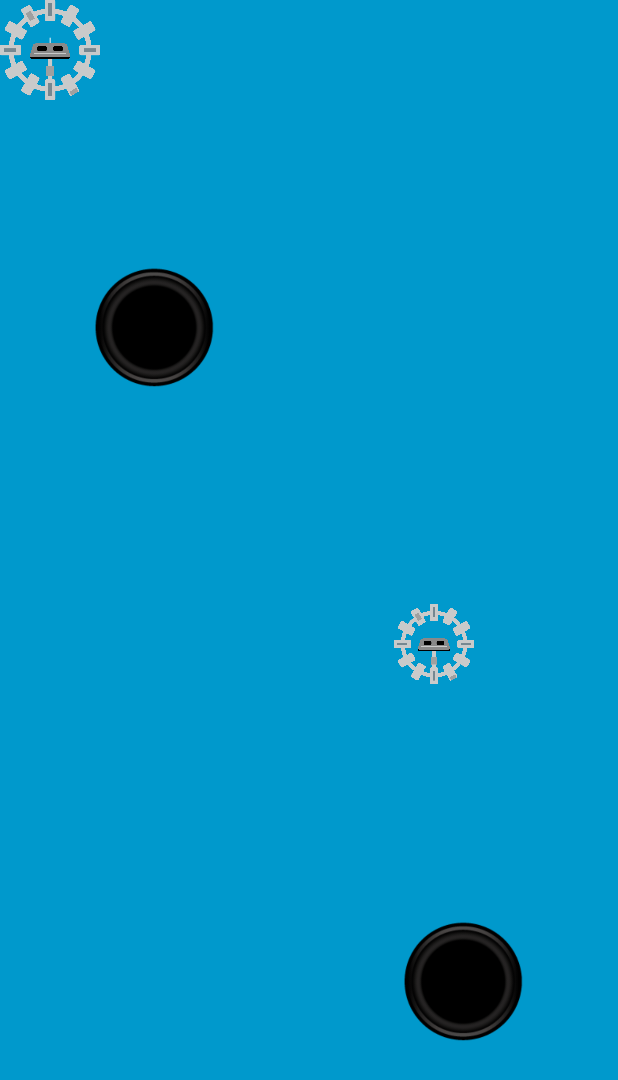
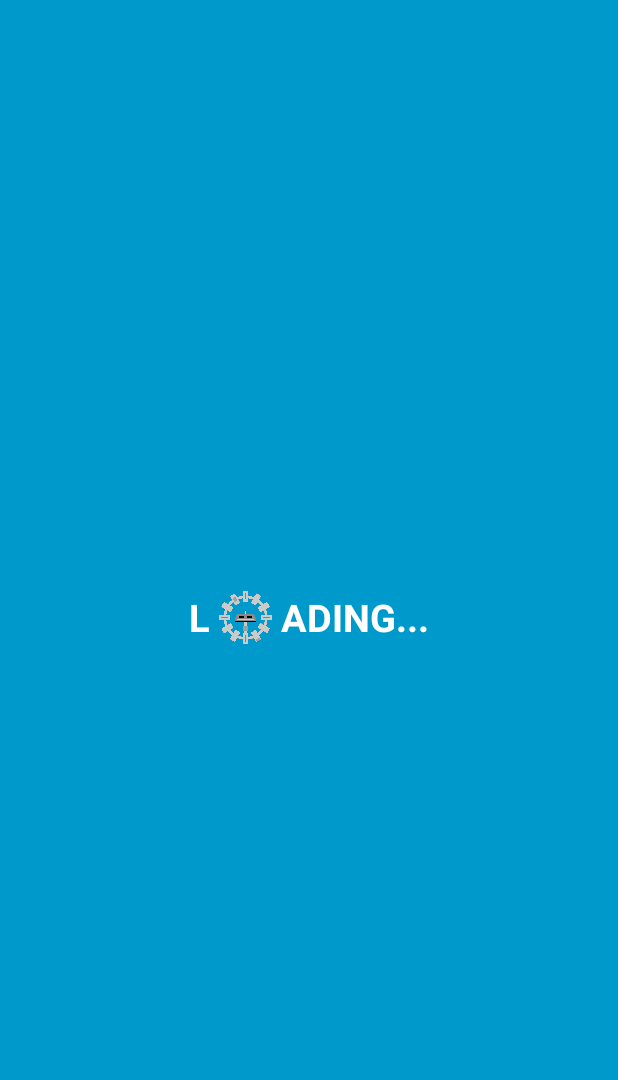
Before and after one commit to anthonyliu173/Interstellar_X, an Android app: the Level_1 screen opened directly, with no data from a screen before it, on a phone screen of 412 x 824 dp. Shown: the top 1080 px of the screen. Run offline under Robolectric (Android 15) with nearby library versions, the phone set to English and light mode, and no system bars.

Commit message:
add post loading for smoothness and loading animation

```diff
--- a/app/src/main/java/com/anthony/interstellar_x/GamingActivity.java
+++ b/app/src/main/java/com/anthony/interstellar_x/GamingActivity.java
@@ -1,6 +1,5 @@
 package com.anthony.interstellar_x;
 
-import android.annotation.SuppressLint;
 import android.content.Context;
 import android.hardware.Sensor;
 import android.hardware.SensorEvent;
@@ -8,10 +7,12 @@ import android.hardware.SensorEventListener;
 import android.hardware.SensorManager;
 import android.os.Bundle;
 import android.os.Handler;
-import android.support.v7.app.ActionBar;
 import android.support.v7.app.AppCompatActivity;
 import android.view.View;
+import android.view.animation.AnimationUtils;
 import android.widget.FrameLayout;
+import android.widget.ImageView;
+import android.widget.RelativeLayout;
 
 import com.anthony.interstellar_x.Interstellar_Objects.Blackhole;
 import com.anthony.interstellar_x.Interstellar_Objects.Meteorite;
@@ -33,10 +34,11 @@ public class GamingActivity extends AppCompatActivity implements SensorEventList
     public SensorManager senSensorManager;
     public Sensor senAccelerometer;
 
+    private RelativeLayout rlLoading;
+
     /**
      * PhysicalObjects that will be removed after each sensor update
-     *
-     * */
+     */
     private List<PhysicalObject> removingObject;
 
     @Override
@@ -44,13 +46,11 @@ public class GamingActivity extends AppCompatActivity implements SensorEventList
         super.onCreate(savedInstanceState);
         setContentView(R.layout.activity_gaming);
 
+        initView();
+        showLoading();
         extentScreen();
-        initView();
-
-        declarePhysicalObjects();
         extractBlackholes();
         addPhysicalObjectsToView();
-        updateInitialPosition();
 
         setSensor();
     }
@@ -58,42 +58,68 @@ public class GamingActivity extends AppCompatActivity implements SensorEventList
     @Override
     protected void onResume() {
         super.onResume();
-
-        extentScreen();
+//        extentScreen();
         senSensorManager.registerListener(this, senAccelerometer, SensorManager.SENSOR_DELAY_GAME);
 
     }
 
-    private void extentScreen(){
-        mHideHandler.post(mHideRunnable);
-        mHideHandler.post(mHidePart2Runnable);
+    private void extentScreen() {
+        getSupportActionBar().hide();
+        rlBackground.setSystemUiVisibility(View.SYSTEM_UI_FLAG_LOW_PROFILE
+                | View.SYSTEM_UI_FLAG_FULLSCREEN
+                | View.SYSTEM_UI_FLAG_LAYOUT_STABLE
+                | View.SYSTEM_UI_FLAG_IMMERSIVE_STICKY
+                | View.SYSTEM_UI_FLAG_LAYOUT_HIDE_NAVIGATION
+                | View.SYSTEM_UI_FLAG_HIDE_NAVIGATION);
     }
 
-    private void initView(){
-        rlBackground = (FrameLayout)findViewById(R.id.rlBackground);
+    private void initView() {
+        rlBackground = (FrameLayout) findViewById(R.id.rlBackground);
+        rlLoading = (RelativeLayout) findViewById(R.id.rlLoading);
     }
 
-    protected void declarePhysicalObjects(){
+    protected void declarePhysicalObjects() {
 
     }
 
-    private void addPhysicalObjectsToView(){
-        for(PhysicalObject physicalObject : physicalObjects){
-            rlBackground.addView(physicalObject.getImageView());
-        }
+    private void addPhysicalObjectsToView() {
+
+        Handler handler = new Handler();
+        handler.postDelayed(new Runnable() {
+            @Override
+            public void run() {
+                declarePhysicalObjects();
+                for (PhysicalObject physicalObject : physicalObjects) {
+                    rlBackground.addView(physicalObject.getImageView());
+                }
+                updateInitialPosition();
+                hideLoading();
+            }
+        }, 4000);
+
     }
 
-    private void updateInitialPosition(){
-        for(PhysicalObject physicalObject : physicalObjects){
+    private void updateInitialPosition() {
+        for (PhysicalObject physicalObject : physicalObjects) {
             physicalObject.getImageView().setX(physicalObject.getPosition().x - physicalObject.getDimension().x / 2);
             physicalObject.getImageView().setY(physicalObject.getPosition().y - physicalObject.getDimension().y / 2);
         }
     }
 
-    private void setSensor(){
+    private void setSensor() {
         senSensorManager = (SensorManager) getSystemService(Context.SENSOR_SERVICE);
         senAccelerometer = senSensorManager.getDefaultSensor(Sensor.TYPE_ACCELEROMETER);
         senSensorManager.registerListener(this, senAccelerometer, SensorManager.SENSOR_DELAY_GAME);
+    }
+
+    private void showLoading(){
+        rlLoading.setVisibility(View.VISIBLE);
+        ImageView imgSpacecraft = ((ImageView)findViewById(R.id.imgSpacecraft));
+        imgSpacecraft.startAnimation(AnimationUtils.loadAnimation(getApplicationContext(), R.anim.rotate));
+    }
+
+    private void hideLoading(){
+        rlLoading.setVisibility(View.GONE);
     }
 
     @Override
@@ -117,28 +143,28 @@ public class GamingActivity extends AppCompatActivity implements SensorEventList
 
             Collision.collideAnalysis(physicalObjects);
 
-            for(PhysicalObject physicalObject : physicalObjects){
-                if(physicalObject instanceof Spacecraft){
+            for (PhysicalObject physicalObject : physicalObjects) {
+                if (physicalObject instanceof Spacecraft) {
                     physicalObject.updateVelocity(gravityList, -x, y);
                 }
-                if(physicalObject instanceof Meteorite){
+                if (physicalObject instanceof Meteorite) {
                     physicalObject.updateVelocity(gravityList, 0, 0);
                 }
             }
 
-            for(PhysicalObject physicalObject : physicalObjects){
-                if(physicalObject instanceof Spacecraft || physicalObject instanceof Meteorite){
+            for (PhysicalObject physicalObject : physicalObjects) {
+                if (physicalObject instanceof Spacecraft || physicalObject instanceof Meteorite) {
                     physicalObject.updatePosition();
                 }
             }
 
-            for(PhysicalObject physicalObject : physicalObjects){
-                if(physicalObject instanceof Meteorite){
+            for (PhysicalObject physicalObject : physicalObjects) {
+                if (physicalObject instanceof Meteorite) {
                     physicalObject.isInBound();
                 }
             }
 
-            for(PhysicalObject physicalObject : removingObject){
+            for (PhysicalObject physicalObject : removingObject) {
                 physicalObjects.remove(physicalObject);
                 rlBackground.removeView(physicalObject.getImageView());
             }
@@ -151,10 +177,10 @@ public class GamingActivity extends AppCompatActivity implements SensorEventList
 
     }
 
-    private void extractBlackholes(){
+    private void extractBlackholes() {
         List<PhysicalObject> blackholes = new ArrayList<>();
-        for(PhysicalObject physicalObject : physicalObjects){
-            if (physicalObject instanceof Blackhole){
+        for (PhysicalObject physicalObject : physicalObjects) {
+            if (physicalObject instanceof Blackhole) {
                 blackholes.add(physicalObject);
             }
         }
@@ -163,47 +189,12 @@ public class GamingActivity extends AppCompatActivity implements SensorEventList
 
     @Override
     public void GoodBye(PhysicalObject object) {
-        System.out.println("GoodBye");
         removingObject.add(object);
     }
 
     @Override
     public void LongGone(Meteorite meteorite) {
-        System.out.println("LongGone");
         removingObject.add(meteorite);
     }
 
-    private void hide() {
-        ActionBar actionBar = getSupportActionBar();
-        if (actionBar != null) {
-            actionBar.hide();
-        }
-    }
-
-    private final Handler mHideHandler = new Handler();
-    private final Runnable mHidePart2Runnable = new Runnable() {
-        @SuppressLint("InlinedApi")
-        @Override
-        public void run() {
-            // Delayed removal of status and navigation bar
-
-            // Note that some of these constants are new as of API 16 (Jelly Bean)
-            // and API 19 (KitKat). It is safe to use them, as they are inlined
-            // at compile-time and do nothing on earlier devices.
-            rlBackground.setSystemUiVisibility(View.SYSTEM_UI_FLAG_LOW_PROFILE
-                    | View.SYSTEM_UI_FLAG_FULLSCREEN
-                    | View.SYSTEM_UI_FLAG_LAYOUT_STABLE
-                    | View.SYSTEM_UI_FLAG_IMMERSIVE_STICKY
-                    | View.SYSTEM_UI_FLAG_LAYOUT_HIDE_NAVIGATION
-                    | View.SYSTEM_UI_FLAG_HIDE_NAVIGATION);
-        }
-    };
-
-    private final Runnable mHideRunnable = new Runnable() {
-        @Override
-        public void run() {
-            hide();
-        }
-    };
-
 }
--- a/app/src/main/java/com/anthony/interstellar_x/Levels/Level_1.java
+++ b/app/src/main/java/com/anthony/interstellar_x/Levels/Level_1.java
@@ -1,11 +1,7 @@
 package com.anthony.interstellar_x.Levels;
 
-import com.anthony.interstellar_x.Constants;
 import com.anthony.interstellar_x.GamingActivity;
-import com.anthony.interstellar_x.Interstellar_Objects.Blackhole;
-import com.anthony.interstellar_x.Interstellar_Objects.Meteorite;
 import com.anthony.interstellar_x.Interstellar_Objects.Spacecraft;
-import com.anthony.interstellar_x.ScreenDimension;
 
 public class Level_1 extends GamingActivity {
 
@@ -14,16 +10,6 @@ public class Level_1 extends GamingActivity {
         super.declarePhysicalObjects();
 
         physicalObjects.add(new Spacecraft(this));
-        physicalObjects.add(new Meteorite(this, Meteorite.METEORITE_SIZE.TALL));
-        physicalObjects.add(new Meteorite(this, Meteorite.METEORITE_SIZE.TALL));
-        physicalObjects.add(new Meteorite(this, Meteorite.METEORITE_SIZE.TALL));
-        physicalObjects.add(new Meteorite(this, Meteorite.METEORITE_SIZE.TALL));
-        physicalObjects.add(new Meteorite(this, Meteorite.METEORITE_SIZE.TALL));
-        physicalObjects.add(new Meteorite(this, Meteorite.METEORITE_SIZE.TALL));
-        physicalObjects.add(new Blackhole(this, Constants.BLACKHOLE_MASS, ScreenDimension.getScreenWidth() * 3 / 4,
-                ScreenDimension.getScreenHeight() * 3 / 4, 0.0, 0.0));
-        physicalObjects.add(new Blackhole(this, Constants.BLACKHOLE_MASS, ScreenDimension.getScreenWidth() / 4,
-                ScreenDimension.getScreenHeight() / 4, 0.0, 0.0));
 
     }
 }
--- /dev/null
+++ b/app/src/main/res/anim/rotate.xml
@@ -0,0 +1,9 @@
+<?xml version="1.0" encoding="utf-8"?>
+<rotate xmlns:android="http://schemas.android.com/apk/res/android"
+    android:duration="500"
+    android:fromDegrees="0"
+    android:interpolator="@android:anim/linear_interpolator"
+    android:pivotX="50%"
+    android:pivotY="50%"
+    android:repeatCount="infinite"
+    android:toDegrees="359" />
--- a/app/src/main/res/layout/activity_gaming.xml
+++ b/app/src/main/res/layout/activity_gaming.xml
@@ -6,4 +6,47 @@
     android:background="#0099cc"
     tools:context="com.anthony.practice.FullscreenActivity">
 
+    <RelativeLayout
+        android:layout_width="match_parent"
+        android:layout_height="match_parent"
+        android:id="@+id/rlLoading"
+        android:visibility="gone">
+
+        <LinearLayout
+            android:orientation="horizontal"
+            android:layout_width="wrap_content"
+            android:layout_height="wrap_content"
+            android:layout_centerVertical="true"
+            android:layout_centerHorizontal="true">
+
+            <TextView
+                style="@style/extraLargeHeaderWhite"
+                android:layout_width="wrap_content"
+                android:layout_height="match_parent"
+                android:text="L"
+                android:id="@+id/textView2"
+                android:gravity="center_vertical" />
+
+            <ImageView
+                android:layout_width="35dp"
+                android:layout_height="35dp"
+                android:id="@+id/imgSpacecraft"
+                android:src="@drawable/spacecraft"
+                android:layout_weight="1"
+                android:interpolator="@android:anim/linear_interpolator"
+                android:layout_marginLeft="@dimen/margin_small"
+                android:layout_marginRight="@dimen/margin_small" />
+
+            <TextView
+                style="@style/extraLargeHeaderWhite"
+                android:layout_width="wrap_content"
+                android:layout_height="match_parent"
+                android:text="ADING..."
+                android:id="@+id/textView3"
+                android:gravity="center_vertical" />
+
+        </LinearLayout>
+
+    </RelativeLayout>
+
 </FrameLayout>
--- a/app/src/main/res/values/dimen.xml
+++ b/app/src/main/res/values/dimen.xml
@@ -2,6 +2,7 @@
 <resources>
 
     <dimen name="margin_standard">20dp</dimen>
+    <dimen name="margin_small">6dp</dimen>
     <dimen name="grid_size">80dp</dimen>
 
 </resources>
```
